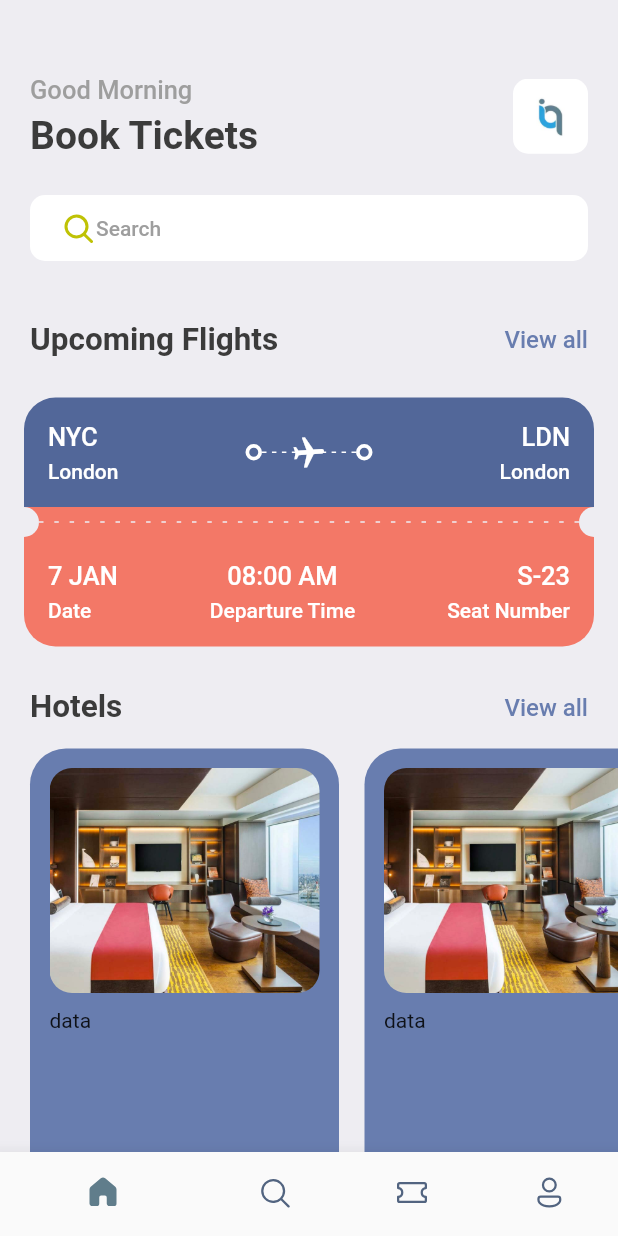
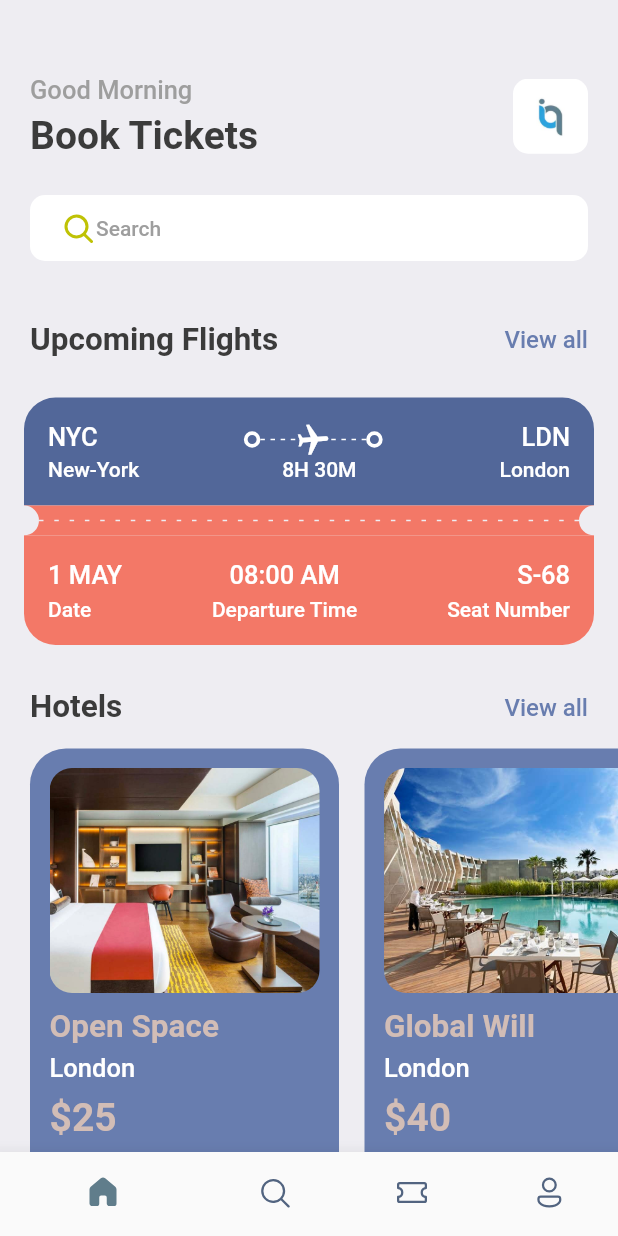
Before and after one commit to Isaac-onah/ticket-app, a Flutter app: the screen it shows after launch, on a phone screen of 412 x 824 dp. Run offline on Flutter 3.47's test engine with Material 2 defaults, Android fonts, the phone set to English and light mode, and no system bars; our stand-ins replace fluentui_icons, gap, get.

Commit message:
searh screen

```diff
--- a/lib/screens/home_screen.dart
+++ b/lib/screens/home_screen.dart
@@ -1,8 +1,11 @@
+import 'dart:math';
+
 import 'package:fluentui_icons/fluentui_icons.dart';
 import 'package:flutter/material.dart';
 import 'package:gap/gap.dart';
 import 'package:ticket/screens/ticket_view.dart';
 import 'package:ticket/screens/widget/hotel_card.dart';
+import 'package:ticket/util/app_info_list.dart';
 import 'package:ticket/util/style.dart';
 
 class HomeScreen extends StatefulWidget {
@@ -79,12 +82,7 @@ class _HomeScreenState extends State<HomeScreen> {
             scrollDirection: Axis.horizontal,
             padding: EdgeInsets.only(right: 20),
             child: Row(
-              children: [
-                TicketView(),
-                TicketView(),
-                TicketView(),
-                TicketView(),
-              ],
+              children: ticketList.map((singleTicket) => TicketView(ticket: singleTicket)).toList()
             ),
           ),
           Container(
@@ -106,12 +104,7 @@ class _HomeScreenState extends State<HomeScreen> {
             scrollDirection: Axis.horizontal,
             padding: EdgeInsets.only(left: 20),
             child: Row(
-              children: [
-                HotelView(),
-                HotelView(),
-                HotelView(),
-                HotelView(),
-              ],
+              children: hotelList.map((singleHotel) => HotelView(hotel: singleHotel)).toList(),
             ),
           ),
         ],
--- a/lib/screens/ticket_view.dart
+++ b/lib/screens/ticket_view.dart
@@ -6,16 +6,17 @@ import 'package:ticket/util/style.dart';
 
 
 class TicketView extends StatelessWidget {
-  const TicketView({Key? key}) : super(key: key);
+  final Map<String, dynamic> ticket;
+  const TicketView({Key? key, required this.ticket}) : super(key: key);
 
   @override
   Widget build(BuildContext context) {
     final size = AppLayout.getSize(context);
     return SizedBox(
         width: size.width,
-        height: 200,
+        height: AppLayout.getHeight(200),
       child: Container(
-        padding: EdgeInsets.all(16),
+        padding: EdgeInsets.all(AppLayout.getHeight(16)),
         child: Column(
           children: [
             Container(
@@ -24,16 +25,13 @@ class TicketView extends StatelessWidget {
                 borderRadius: const BorderRadius.only(topLeft: Radius.circular(21), topRight: Radius.circular(21), ),
               ),
               padding: EdgeInsets.all(16),
-              child: Row(
+              child: Column(
                 children: [
-                  Column(
+                  Row(
                     crossAxisAlignment: CrossAxisAlignment.start,
                     children: [
-                      Text("NYC", style: Styles.headLineStyle3.copyWith(color: Colors.white),),
+                      Text(ticket['from']['code'], style: Styles.headLineStyle3.copyWith(color: Colors.white),),
                       Gap(5),
-                      Text("London", style: Styles.headLineStyle4.copyWith(color: Colors.white),),
-                    ],
-                  ),
                       Spacer(),
                       Expanded(
                         child: Row(
@@ -72,12 +70,15 @@ class TicketView extends StatelessWidget {
                         ),
                       ),
                       Spacer(),
-                  Column(
-                    crossAxisAlignment: CrossAxisAlignment.end,
+                      Text(ticket['to']['code'], style: Styles.headLineStyle3.copyWith(color: Colors.white),),
+                    ],
+                  ),
+                  Row(
+                    mainAxisAlignment: MainAxisAlignment.spaceBetween,
                     children: [
-                      Text("LDN", style: Styles.headLineStyle3.copyWith(color: Colors.white),),
-                      Gap(5),
-                      Text("London", style: Styles.headLineStyle4.copyWith(color: Colors.white),),
+                      Text(ticket['from']['name'], style: Styles.headLineStyle4.copyWith(color: Colors.white),),
+                      Text(ticket['flying_time'], style: Styles.headLineStyle4.copyWith(color: Colors.white),),
+                      Text(ticket['to']['name'], style: Styles.headLineStyle4.copyWith(color: Colors.white),),
                     ],
                   ),
                 ],
@@ -95,7 +96,8 @@ class TicketView extends StatelessWidget {
                     child: DecoratedBox(decoration: BoxDecoration(
                         color: Styles.bgColor, borderRadius: const BorderRadius.only(topRight: Radius.circular(21), bottomRight: Radius.circular(21), ),
                     ))),
-                  Expanded(child: LayoutBuilder(
+                  Expanded(
+                    child: LayoutBuilder(
                     builder: (BuildContext context, BoxConstraints constraints){
                       print("object${constraints.constrainWidth()}");
                       return Flex(
@@ -133,7 +135,7 @@ class TicketView extends StatelessWidget {
                   Column(
                     crossAxisAlignment: CrossAxisAlignment.start,
                     children: [
-                      Text("7 JAN", style: Styles.headLineStyle3.copyWith(color: Colors.white),),
+                      Text(ticket['date'], style: Styles.headLineStyle3.copyWith(color: Colors.white),),
                       Gap(5),
                       Text("Date", style: Styles.headLineStyle4.copyWith(color: Colors.white),),
                     ],
@@ -142,7 +144,7 @@ class TicketView extends StatelessWidget {
                   Column(
                     crossAxisAlignment: CrossAxisAlignment.center,
                     children: [
-                      Text("08:00 AM", style: Styles.headLineStyle3.copyWith(color: Colors.white),),
+                      Text(ticket['departure_time'], style: Styles.headLineStyle3.copyWith(color: Colors.white),),
                       Gap(5),
                       Text("Departure Time", style: Styles.headLineStyle4.copyWith(color: Colors.white),),
                     ],
@@ -151,7 +153,7 @@ class TicketView extends StatelessWidget {
                   Column(
                     crossAxisAlignment: CrossAxisAlignment.end,
                     children: [
-                      Text("S-23", style: Styles.headLineStyle3.copyWith(color: Colors.white),),
+                      Text("S-${ticket['number']}", style: Styles.headLineStyle3.copyWith(color: Colors.white),),
                       Gap(5),
                       Text("Seat Number", style: Styles.headLineStyle4.copyWith(color: Colors.white),),
                     ],
--- a/lib/screens/widget/hotel_card.dart
+++ b/lib/screens/widget/hotel_card.dart
@@ -6,7 +6,9 @@ import 'package:ticket/util/style.dart';
 
 
 class HotelView extends StatelessWidget {
-  const HotelView({Key? key}) : super(key: key);
+
+  final Map<String, dynamic> hotel;
+  const HotelView({Key? key, required this.hotel}) : super(key: key);
 
   @override
   Widget build(BuildContext context) {
@@ -28,12 +30,17 @@ class HotelView extends StatelessWidget {
             decoration: BoxDecoration(
               color: Styles.primaryColor,
               borderRadius: BorderRadius.circular(15),
-              image: const DecorationImage(fit: BoxFit.cover, image: AssetImage("images/one.png"))
+              image: DecorationImage(fit: BoxFit.cover, image: AssetImage("images/${hotel['image']}"))
             ),
             padding: EdgeInsets.all(16),
           ),
           const Gap(10),
-          Text("data")
+          Text(hotel['place'], style: Styles.headLineStyle2.copyWith(color: Styles.kakiColor),),
+          const Gap(5),
+          Text(hotel['destination'], style: Styles.headLineStyle3.copyWith(color: Colors.white),),
+          const Gap(8),
+          Text(
+            '\$${hotel['price']}', style: Styles.headLineStyle.copyWith(color: Styles.kakiColor),)
         ],
       ),
     );
--- /dev/null
+++ b/lib/util/app_info_list.dart
@@ -0,0 +1,80 @@
+List<Map<String, dynamic>> hotelList = [
+  {
+    'image': 'one.png',
+    'place': 'Open Space',
+    'destination': 'London',
+    'price': 25
+  },
+  {
+    'image': 'two.png',
+    'place': 'Global Will',
+    'destination': 'London',
+    'price': 40
+  },
+  {
+    'image': 'three.png',
+    'place': 'Tallest Building',
+    'destination': 'Dubai',
+    'price': 68
+  }
+];
+
+List<Map<String, dynamic>> ticketList = [
+  {
+    'from': {
+      'code': 'NYC',
+      'name': 'New-York',
+    },
+    'to':{
+      'code': 'LDN',
+      'name': 'London',
+    },
+    'flying_time': '8H 30M',
+    'date': '1 MAY',
+    'departure_time': '08:00 AM',
+    'number': 68
+  },
+  {
+    'from': {
+      'code': 'NGN',
+      'name': 'Nigeria',
+    },
+    'to':{
+      'code': 'POL',
+      'name': 'Poland',
+    },
+    'flying_time': '6H 00M',
+    'date': '12 DEC',
+    'departure_time': '08:00 AM',
+    'number': 36
+  },
+  {
+    'from': {
+      'code': 'DK',
+      'name': 'Dhaka',
+    },
+    'to':{
+      'code': 'SH',
+      'name': 'Shanghai',
+    },
+    'flying_time': '4H 20M',
+    'date': '5 JUN',
+    'departure_time': '1:00 AM',
+    'number': 68
+  },
+  {
+    'from': {
+      'code': 'DUB',
+      'name': 'Dubai',
+    },
+    'to':{
+      'code': 'LDN',
+      'name': 'London',
+    },
+    'flying_time': '8H 30M',
+    'date': '1 MAY',
+    'departure_time': '08:00 AM',
+    'number': 68
+  },
+
+];
--- a/lib/util/app_layout.dart
+++ b/lib/util/app_layout.dart
@@ -1,8 +1,26 @@
 import 'package:flutter/material.dart';
+import 'package:get/get.dart';
 
 
 class AppLayout{
   static getSize(BuildContext context){
     return MediaQuery.of(context).size;
   }
+
+  static getScreenHeight(){
+    return Get.height;
+  }
+  static getScreenWidth(){
+    return Get.width;
+  }
+
+  static getHeight(double pixels){
+    double x = getScreenHeight()/pixels;
+    return getScreenHeight()/x;
+  }
+
+  static getWidth(double pixels){
+    double x = getScreenWidth()/pixels;
+    return getScreenWidth()/x;
+  }
 }
--- a/lib/util/style.dart
+++ b/lib/util/style.dart
@@ -7,6 +7,7 @@ class Styles{
   static Color textColor = const Color(0xFF3b3b3b);
   static Color bgColor = const Color(0xFFeeedf2);
   static Color orangeColor = const Color(0xFFF37867);
+  static Color kakiColor = const Color(0xFFd2bdb6);
   static TextStyle textStyle = TextStyle(fontSize: 16, color: textColor, fontWeight: FontWeight.w500);
   static TextStyle headLineStyle = TextStyle(fontSize: 26, color: textColor, fontWeight: FontWeight.bold);
   static TextStyle headLineStyle2 = TextStyle(fontSize: 21, color: textColor, fontWeight: FontWeight.bold);
--- a/pubspec.yaml
+++ b/pubspec.yaml
@@ -37,6 +37,7 @@ dependencies:
   # Use with the CupertinoIcons class for iOS style icons.
   cupertino_icons: ^1.0.2
   fluentui_icons: ^1.0.0
+  get:
   gap: ^2.0.0
 
 dev_dependencies:
```
Also changed, not shown: lib/screens/searchScreen.dart (added), pubspec.lock. Lines whose indentation alone changed are shown as unchanged.
